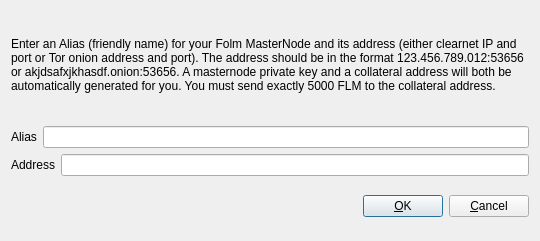
Before: the Qt Designer form src/qt/forms/addeditadrenalinenode.ui in folm/folm, drawn with Qt 5.
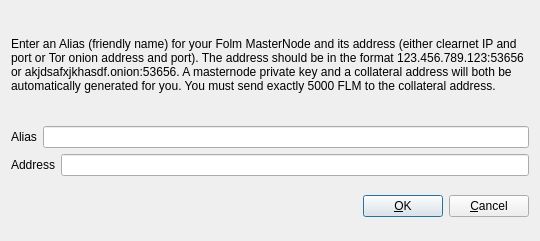
After: the same form once the commit is applied.

The edit to the form file:
```diff
--- a/src/qt/forms/addeditadrenalinenode.ui
+++ b/src/qt/forms/addeditadrenalinenode.ui
@@ -34,7 +34,7 @@
         </sizepolicy>
        </property>
        <property name="text">
-        <string>&lt;html&gt;&lt;head/&gt;&lt;body&gt;&lt;p&gt;Enter an Alias (friendly name) for your Folm MasterNode and its address (either clearnet IP and port or Tor onion address and port).  The address should be in the format 123.456.789.012:53656 or akjdsafxjkhasdf.onion:53656.  A masternode private key and a collateral address will both be automatically generated for you.  You must send exactly 5000 FLM to the collateral address.&lt;/p&gt;&lt;/body&gt;&lt;/html&gt;</string>
+        <string>&lt;html&gt;&lt;head/&gt;&lt;body&gt;&lt;p&gt;Enter an Alias (friendly name) for your Folm MasterNode and its address (either clearnet IP and port or Tor onion address and port).  The address should be in the format 123.456.789.123:53656 or akjdsafxjkhasdf.onion:53656.  A masternode private key and a collateral address will both be automatically generated for you.  You must send exactly 5000 FLM to the collateral address.&lt;/p&gt;&lt;/body&gt;&lt;/html&gt;</string>
        </property>
        <property name="wordWrap">
         <bool>true</bool>
```
